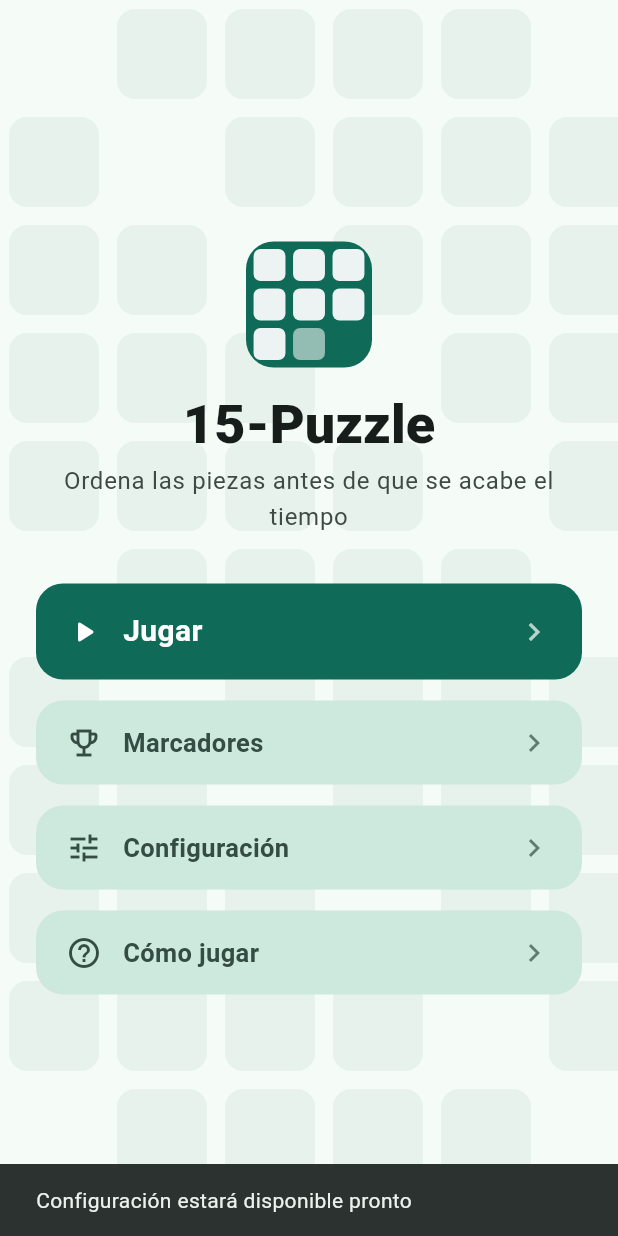
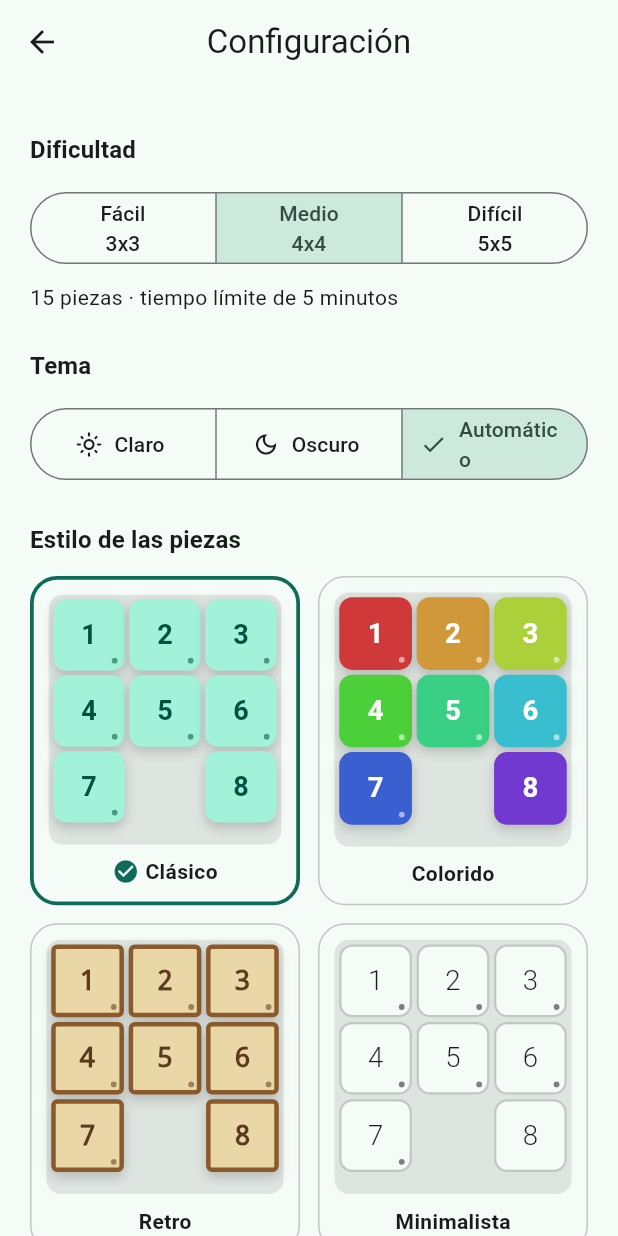
Before and after one commit to juaneslinarez-byte/15-puzzle_JL_LB, a Flutter app: the screen it shows after launch, after a tap on "Configuración", on a phone screen of 412 x 824 dp. Run offline on Flutter 3.47's test engine with Material 3 defaults, Android fonts, the phone set to English and light mode, and no system bars; our stand-ins replace animate_do, shared_preferences.

Commit message:
feat: agregar pantalla de configuracion
Dificultad, tema, estilo de piezas, animaciones y sonido se cambian al instante y se guardan. El menu usa la dificultad guardada y las animaciones de inicio y menu respetan la opcion de Configuracion.

```diff
--- a/lib/screens/menu_screen.dart
+++ b/lib/screens/menu_screen.dart
@@ -2,13 +2,16 @@ import 'package:animate_do/animate_do.dart';
 import 'package:flutter/material.dart';
 
 import '../logic/difficulty.dart';
+import '../state/app_scope.dart';
 import '../widgets/app_logo.dart';
+import '../widgets/maybe_animate.dart';
 import '../widgets/menu_button.dart';
 import 'game_screen.dart';
 import 'instructions_screen.dart';
+import 'settings_screen.dart';
 
-/// Menú principal. Es un StatefulWidget solo para recordar la última
-/// dificultad elegida mientras la app está abierta.
+/// Menú principal. La dificultad sale de Configuración (SettingsController),
+/// así que se recuerda aunque se cierre la app.
 class MenuScreen extends StatefulWidget {
   const MenuScreen({super.key});
 
@@ -17,13 +20,18 @@ class MenuScreen extends StatefulWidget {
 }
 
 class _MenuScreenState extends State<MenuScreen> {
-  Difficulty _difficulty = Difficulty.medium;
-
+  /// La primera vez se pregunta la dificultad; después se usa la guardada
+  /// (se puede cambiar en Configuración).
   Future<void> _play() async {
-    final chosen = await showDifficultyPicker(context, _difficulty);
+    final settings = AppScope.of(context).settings;
+    var difficulty = settings.difficulty;
+    if (!settings.difficultyChosen) {
+      final chosen = await showDifficultyPicker(context, difficulty);
       if (chosen == null || !mounted) return;
-    setState(() => _difficulty = chosen);
-    await Navigator.of(context).push(MaterialPageRoute(builder: (_) => GameScreen(difficulty: chosen)));
+      settings.setDifficulty(chosen);
+      difficulty = chosen;
+    }
+    await Navigator.of(context).push(MaterialPageRoute(builder: (_) => GameScreen(difficulty: difficulty)));
   }
 
   void _comingSoon(String what) {
@@ -36,6 +44,7 @@ class _MenuScreenState extends State<MenuScreen> {
   Widget build(BuildContext context) {
     final text = Theme.of(context).textTheme;
     final scheme = Theme.of(context).colorScheme;
+    final settings = AppScope.of(context).settings;
 
     return Scaffold(
       body: TiledBackground(
@@ -48,7 +57,10 @@ class _MenuScreenState extends State<MenuScreen> {
                 child: Column(
                   crossAxisAlignment: CrossAxisAlignment.stretch,
                   children: [
-                    FadeInDown(child: const Center(child: AppLogo(size: 84))),
+                    MaybeAnimate(
+                      builder: (child) => FadeInDown(child: child),
+                      child: const Center(child: AppLogo(size: 84)),
+                    ),
                     const SizedBox(height: 16),
                     Text(
                       '15-Puzzle',
@@ -56,15 +68,23 @@ class _MenuScreenState extends State<MenuScreen> {
                       style: text.displaySmall?.copyWith(fontWeight: FontWeight.w800),
                     ),
                     const SizedBox(height: 4),
-                    Text(
-                      'Ordena las piezas antes de que se acabe el tiempo',
+                    ListenableBuilder(
+                      listenable: settings,
+                      builder: (context, _) => Text(
+                        settings.difficultyChosen
+                            ? 'Dificultad: ${settings.difficulty.label} · ${settings.difficulty.gridLabel}'
+                            : 'Ordena las piezas antes de que se acabe el tiempo',
                         textAlign: TextAlign.center,
                         style: text.bodyLarge?.copyWith(color: scheme.onSurfaceVariant),
                       ),
+                    ),
                     const SizedBox(height: 32),
-                    FadeInUp(
+                    MaybeAnimate(
+                      builder: (child) => FadeInUp(
                         delay: const Duration(milliseconds: 0),
                         duration: const Duration(milliseconds: 450),
+                        child: child,
+                      ),
                       child: MenuButton(
                         icon: Icons.play_arrow_rounded,
                         label: 'Jugar',
@@ -73,9 +93,12 @@ class _MenuScreenState extends State<MenuScreen> {
                       ),
                     ),
                     const SizedBox(height: 14),
-                    FadeInUp(
+                    MaybeAnimate(
+                      builder: (child) => FadeInUp(
                         delay: const Duration(milliseconds: 120),
                         duration: const Duration(milliseconds: 450),
+                        child: child,
+                      ),
                       child: MenuButton(
                         icon: Icons.emoji_events_outlined,
                         label: 'Marcadores',
@@ -83,19 +106,27 @@ class _MenuScreenState extends State<MenuScreen> {
                       ),
                     ),
                     const SizedBox(height: 14),
-                    FadeInUp(
+                    MaybeAnimate(
+                      builder: (child) => FadeInUp(
                         delay: const Duration(milliseconds: 240),
                         duration: const Duration(milliseconds: 450),
+                        child: child,
+                      ),
                       child: MenuButton(
                         icon: Icons.tune,
                         label: 'Configuración',
-                        onPressed: () => _comingSoon('Configuración'),
+                        onPressed: () =>
+                            Navigator.of(context)
+                                .push(MaterialPageRoute(builder: (_) => const SettingsScreen())),
                       ),
                     ),
                     const SizedBox(height: 14),
-                    FadeInUp(
+                    MaybeAnimate(
+                      builder: (child) => FadeInUp(
                         delay: const Duration(milliseconds: 360),
                         duration: const Duration(milliseconds: 450),
+                        child: child,
+                      ),
                       child: MenuButton(
                         icon: Icons.help_outline,
                         label: 'Cómo jugar',
--- /dev/null
+++ b/lib/screens/settings_screen.dart
@@ -0,0 +1,184 @@
+import 'package:flutter/material.dart';
+
+import '../logic/difficulty.dart';
+import '../logic/puzzle.dart';
+import '../state/app_scope.dart';
+import '../theme/tile_style.dart';
+import '../widgets/puzzle_board.dart';
+
+/// Ajustes del juego. Cada cambio se guarda al momento.
+class SettingsScreen extends StatelessWidget {
+  const SettingsScreen({super.key});
+
+  @override
+  Widget build(BuildContext context) {
+    final settings = AppScope.of(context).settings;
+    return Scaffold(
+      appBar: AppBar(title: const Text('Configuración')),
+      body: ListenableBuilder(
+        listenable: settings,
+        builder: (context, _) => Center(
+          child: ConstrainedBox(
+            constraints: const BoxConstraints(maxWidth: 560),
+            child: ListView(
+              padding: const EdgeInsets.fromLTRB(20, 8, 20, 32),
+              children: [
+                const _SectionTitle('Dificultad'),
+                SegmentedButton<Difficulty>(
+                  segments: [
+                    for (final d in Difficulty.values)
+                      ButtonSegment(
+                        value: d,
+                        label: Text('${d.label}\n${d.gridLabel}', textAlign: TextAlign.center),
+                      ),
+                  ],
+                  selected: {settings.difficulty},
+                  showSelectedIcon: false,
+                  onSelectionChanged: (s) => settings.setDifficulty(s.first),
+                ),
+                const SizedBox(height: 8),
+                Text(
+                  '${settings.difficulty.pieces} piezas · tiempo límite de '
+                  '${settings.difficulty.timeLimit.inMinutes} minutos',
+                  style: Theme.of(context).textTheme.bodyMedium,
+                ),
+                const _SectionTitle('Tema'),
+                SegmentedButton<ThemeMode>(
+                  segments: const [
+                    ButtonSegment(
+                      value: ThemeMode.light,
+                      icon: Icon(Icons.light_mode_outlined),
+                      label: Text('Claro'),
+                    ),
+                    ButtonSegment(
+                      value: ThemeMode.dark,
+                      icon: Icon(Icons.dark_mode_outlined),
+                      label: Text('Oscuro'),
+                    ),
+                    ButtonSegment(
+                      value: ThemeMode.system,
+                      icon: Icon(Icons.brightness_auto_outlined),
+                      label: Text('Automático'),
+                    ),
+                  ],
+                  selected: {settings.themeMode},
+                  onSelectionChanged: (s) => settings.setThemeMode(s.first),
+                ),
+                const _SectionTitle('Estilo de las piezas'),
+                LayoutBuilder(
+                  builder: (context, c) {
+                    final columns = c.maxWidth > 440 ? 4 : 2;
+                    return GridView.count(
+                      crossAxisCount: columns,
+                      shrinkWrap: true,
+                      physics: const NeverScrollableScrollPhysics(),
+                      mainAxisSpacing: 12,
+                      crossAxisSpacing: 12,
+                      childAspectRatio: 0.82,
+                      children: [
+                        for (final style in TileStyle.values)
+                          _StyleOption(
+                            style: style,
+                            selected: settings.tileStyle == style,
+                            onTap: () => settings.setTileStyle(style),
+                          ),
+                      ],
+                    );
+                  },
+                ),
+                const _SectionTitle('Otros'),
+                Card(
+                  child: Column(
+                    children: [
+                      SwitchListTile(
+                        value: settings.animations,
+                        onChanged: settings.setAnimations,
+                        title: const Text('Animaciones'),
+                        subtitle: const Text('Entradas de pantalla y deslizamiento de piezas'),
+                        secondary: const Icon(Icons.animation),
+                      ),
+                      const Divider(height: 1, indent: 16, endIndent: 16),
+                      SwitchListTile(
+                        value: settings.sound,
+                        onChanged: settings.setSound,
+                        title: const Text('Efectos de sonido y vibración'),
+                        subtitle: const Text('Clic al mover piezas (en dispositivos que lo admiten)'),
+                        secondary: const Icon(Icons.volume_up_outlined),
+                      ),
+                    ],
+                  ),
+                ),
+              ],
+            ),
+          ),
+        ),
+      ),
+    );
+  }
+}
+
+class _SectionTitle extends StatelessWidget {
+  const _SectionTitle(this.text);
+
+  final String text;
+
+  @override
+  Widget build(BuildContext context) => Padding(
+    padding: const EdgeInsets.only(top: 24, bottom: 12),
+    child: Text(text, style: Theme.of(context).textTheme.titleMedium?.copyWith(fontWeight: FontWeight.w700)),
+  );
+}
+
+/// Vista previa de un estilo con un tablero 3x3 de muestra.
+class _StyleOption extends StatelessWidget {
+  const _StyleOption({required this.style, required this.selected, required this.onTap});
+
+  static final _sample = Puzzle.fromTiles(3, [1, 2, 3, 4, 5, 6, 7, 0, 8]);
+
+  final TileStyle style;
+  final bool selected;
+  final VoidCallback onTap;
+
+  @override
+  Widget build(BuildContext context) {
+    final scheme = Theme.of(context).colorScheme;
+    return Semantics(
+      selected: selected,
+      button: true,
+      label: 'Estilo ${style.label}',
+      child: InkWell(
+        onTap: onTap,
+        borderRadius: BorderRadius.circular(18),
+        child: AnimatedContainer(
+          duration: const Duration(milliseconds: 150),
+          padding: const EdgeInsets.all(10),
+          decoration: BoxDecoration(
+            borderRadius: BorderRadius.circular(18),
+            border: Border.all(
+              color: selected ? scheme.primary : scheme.outlineVariant,
+              width: selected ? 2.5 : 1,
+            ),
+          ),
+          child: Column(
+            children: [
+              Expanded(
+                child: IgnorePointer(
+                  child: PuzzleBoard(puzzle: _sample, style: style, animate: false),
+                ),
+              ),
+              const SizedBox(height: 8),
+              Row(
+                mainAxisAlignment: MainAxisAlignment.center,
+                children: [
+                  if (selected) Icon(Icons.check_circle, size: 18, color: scheme.primary),
+                  if (selected) const SizedBox(width: 4),
+                  Text(style.label, style: const TextStyle(fontWeight: FontWeight.w600)),
+                ],
+              ),
+            ],
+          ),
+        ),
+      ),
+    );
+  }
+}
--- a/lib/screens/splash_screen.dart
+++ b/lib/screens/splash_screen.dart
@@ -4,6 +4,7 @@ import 'package:animate_do/animate_do.dart';
 import 'package:flutter/material.dart';
 
 import '../widgets/app_logo.dart';
+import '../widgets/maybe_animate.dart';
 import 'menu_screen.dart';
 
 /// Pantalla de carga: logo animado y paso automático al menú.
@@ -56,18 +57,21 @@ class _SplashScreenState extends State<SplashScreen> {
               child: Column(
                 mainAxisSize: MainAxisSize.min,
                 children: [
-                  ZoomIn(duration: const Duration(milliseconds: 700), child: const AppLogo(size: 120)),
+                  MaybeAnimate(
+                    builder: (child) => ZoomIn(duration: const Duration(milliseconds: 700), child: child),
+                    child: const AppLogo(size: 120),
+                  ),
                   const SizedBox(height: 28),
-                  FadeInUp(
-                    delay: const Duration(milliseconds: 350),
+                  MaybeAnimate(
+                    builder: (child) => FadeInUp(delay: const Duration(milliseconds: 350), child: child),
                     child: Text(
                       '15-Puzzle Flutter',
                       style: text.headlineMedium?.copyWith(fontWeight: FontWeight.w800),
                     ),
                   ),
                   const SizedBox(height: 8),
-                  FadeIn(
-                    delay: const Duration(milliseconds: 700),
+                  MaybeAnimate(
+                    builder: (child) => FadeIn(delay: const Duration(milliseconds: 700), child: child),
                     child: Text(
                       'Ordena. Desliza. Gana.',
                       style: text.titleMedium?.copyWith(
--- /dev/null
+++ b/lib/widgets/maybe_animate.dart
@@ -0,0 +1,18 @@
+import 'package:flutter/widgets.dart';
+
+import '../state/app_scope.dart';
+
+/// Aplica una animación de entrada solo si el usuario tiene las
+/// animaciones activadas en Configuración.
+class MaybeAnimate extends StatelessWidget {
+  const MaybeAnimate({super.key, required this.builder, required this.child});
+
+  final Widget Function(Widget child) builder;
+  final Widget child;
+
+  @override
+  Widget build(BuildContext context) {
+    final enabled = AppScope.of(context).settings.animations;
+    return enabled ? builder(child) : child;
+  }
+}
```
Lines whose indentation alone changed are shown as unchanged.
